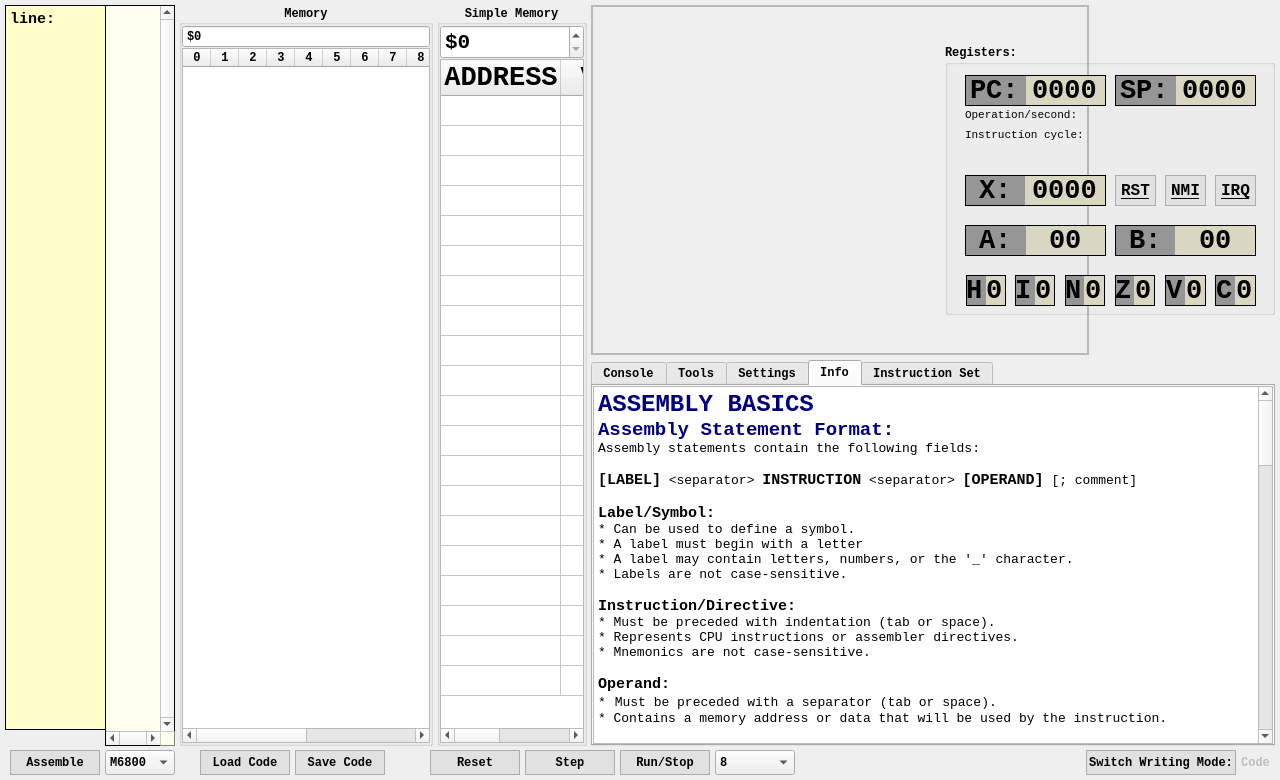
VladimirJanus/Motorola-M68XX-Microprocessor-Emulator, file src/mainwindow/MainWindow.ui: the form before one commit.
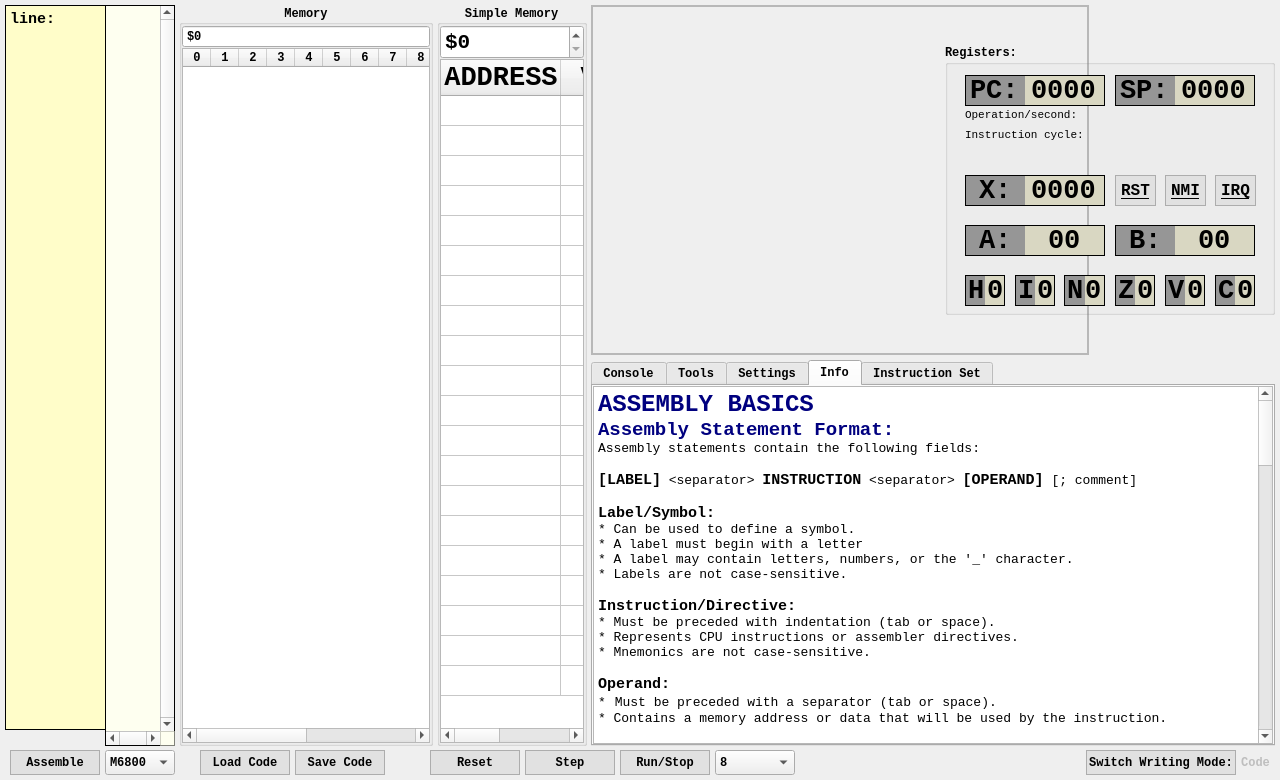
The form after the commit.

What changed in the file:
```diff
--- a/src/mainwindow/MainWindow.ui
+++ b/src/mainwindow/MainWindow.ui
@@ -915,11 +915,14 @@
                  <bool>false</bool>
                 </property>
                 <widget class="QLineEdit" name="lineEditAValue">
+                 <property name="enabled">
+                  <bool>false</bool>
+                 </property>
                  <property name="geometry">
                   <rect>
                    <x>80</x>
                    <y>180</y>
-                   <width>81</width>
+                   <width>80</width>
                    <height>31</height>
                   </rect>
                  </property>
@@ -945,6 +948,12 @@
                  <property name="text">
                   <string>00</string>
                  </property>
+                 <property name="frame">
+                  <bool>false</bool>
+                 </property>
+                 <property name="cursorPosition">
+                  <number>0</number>
+                 </property>
                  <property name="alignment">
                   <set>Qt::AlignmentFlag::AlignCenter</set>
                  </property>
@@ -953,11 +962,14 @@
                  </property>
                 </widget>
                 <widget class="QLineEdit" name="lineEditAName">
+                 <property name="enabled">
+                  <bool>false</bool>
+                 </property>
                  <property name="geometry">
                   <rect>
                    <x>20</x>
                    <y>180</y>
-                   <width>61</width>
+                   <width>60</width>
                    <height>31</height>
                   </rect>
                  </property>
@@ -1182,6 +1194,12 @@
                  <property name="text">
                   <string>A:</string>
                  </property>
+                 <property name="frame">
+                  <bool>false</bool>
+                 </property>
+                 <property name="cursorPosition">
+                  <number>0</number>
+                 </property>
                  <property name="alignment">
                   <set>Qt::AlignmentFlag::AlignCenter</set>
                  </property>
@@ -1190,11 +1208,14 @@
                  </property>
                 </widget>
                 <widget class="QLineEdit" name="lineEditBName">
+                 <property name="enabled">
+                  <bool>false</bool>
+                 </property>
                  <property name="geometry">
                   <rect>
                    <x>170</x>
                    <y>180</y>
-                   <width>61</width>
+                   <width>60</width>
                    <height>31</height>
                   </rect>
                  </property>
@@ -1419,6 +1440,12 @@
                  <property name="text">
                   <string>B:</string>
                  </property>
+                 <property name="frame">
+                  <bool>false</bool>
+                 </property>
+                 <property name="cursorPosition">
+                  <number>0</number>
+                 </property>
                  <property name="alignment">
                   <set>Qt::AlignmentFlag::AlignCenter</set>
                  </property>
@@ -1427,11 +1454,14 @@
                  </property>
                 </widget>
                 <widget class="QLineEdit" name="lineEditBValue">
+                 <property name="enabled">
+                  <bool>false</bool>
+                 </property>
                  <property name="geometry">
                   <rect>
                    <x>230</x>
                    <y>180</y>
-                   <width>81</width>
+                   <width>80</width>
                    <height>31</height>
                   </rect>
                  </property>
@@ -1457,6 +1487,12 @@
                  <property name="text">
                   <string>00</string>
                  </property>
+                 <property name="frame">
+                  <bool>false</bool>
+                 </property>
+                 <property name="cursorPosition">
+                  <number>0</number>
+                 </property>
                  <property name="alignment">
                   <set>Qt::AlignmentFlag::AlignCenter</set>
                  </property>
@@ -1465,11 +1501,14 @@
                  </property>
                 </widget>
                 <widget class="QLineEdit" name="lineEditXName">
+                 <property name="enabled">
+                  <bool>false</bool>
+                 </property>
                  <property name="geometry">
                   <rect>
                    <x>20</x>
                    <y>130</y>
-                   <width>61</width>
+                   <width>60</width>
                    <height>31</height>
                   </rect>
                  </property>
@@ -1694,6 +1733,12 @@
                  <property name="text">
                   <string>X:</string>
                  </property>
+                 <property name="frame">
+                  <bool>false</bool>
+                 </property>
+                 <property name="cursorPosition">
+                  <number>0</number>
+                 </property>
                  <property name="alignment">
                   <set>Qt::AlignmentFlag::AlignCenter</set>
                  </property>
@@ -1702,11 +1747,14 @@
                  </property>
                 </widget>
                 <widget class="QLineEdit" name="lineEditXValue">
+                 <property name="enabled">
+                  <bool>false</bool>
+                 </property>
                  <property name="geometry">
                   <rect>
                    <x>80</x>
                    <y>130</y>
-                   <width>81</width>
+                   <width>80</width>
                    <height>31</height>
                   </rect>
                  </property>
@@ -1732,6 +1780,12 @@
                  <property name="text">
                   <string>0000</string>
                  </property>
+                 <property name="frame">
+                  <bool>false</bool>
+                 </property>
+                 <property name="cursorPosition">
+                  <number>0</number>
+                 </property>
                  <property name="alignment">
                   <set>Qt::AlignmentFlag::AlignCenter</set>
                  </property>
@@ -1740,11 +1794,14 @@
                  </property>
                 </widget>
                 <widget class="QLineEdit" name="lineEditSPValue">
+                 <property name="enabled">
+                  <bool>false</bool>
+                 </property>
                  <property name="geometry">
                   <rect>
                    <x>230</x>
                    <y>30</y>
-                   <width>81</width>
+                   <width>80</width>
                    <height>31</height>
                   </rect>
                  </property>
@@ -1770,6 +1827,12 @@
                  <property name="text">
                   <string>0000</string>
                  </property>
+                 <property name="frame">
+                  <bool>false</bool>
+                 </property>
+                 <property name="cursorPosition">
+                  <number>0</number>
+                 </property>
                  <property name="alignment">
                   <set>Qt::AlignmentFlag::AlignCenter</set>
                  </property>
@@ -1778,11 +1841,14 @@
                  </property>
                 </widget>
                 <widget class="QLineEdit" name="lineEditSName">
+                 <property name="enabled">
+                  <bool>false</bool>
+                 </property>
                  <property name="geometry">
                   <rect>
                    <x>170</x>
                    <y>30</y>
-                   <width>61</width>
+                   <width>60</width>
                    <height>31</height>
                   </rect>
                  </property>
@@ -2007,6 +2073,12 @@
                  <property name="text">
                   <string>SP:</string>
                  </property>
+                 <property name="frame">
+                  <bool>false</bool>
+                 </property>
+                 <property name="cursorPosition">
+                  <number>0</number>
+                 </property>
                  <property name="alignment">
                   <set>Qt::AlignmentFlag::AlignCenter</set>
                  </property>
@@ -2015,11 +2087,14 @@
                  </property>
                 </widget>
                 <widget class="QLineEdit" name="lineEditPCValue">
+                 <property name="enabled">
+                  <bool>false</bool>
+                 </property>
                  <property name="geometry">
                   <rect>
                    <x>80</x>
                    <y>30</y>
-                   <width>81</width>
+                   <width>80</width>
                    <height>31</height>
                   </rect>
                  </property>
@@ -2045,6 +2120,12 @@
                  <property name="text">
                   <string>0000</string>
                  </property>
+                 <property name="frame">
+                  <bool>false</bool>
+                 </property>
+                 <property name="cursorPosition">
+                  <number>0</number>
+                 </property>
                  <property name="alignment">
                   <set>Qt::AlignmentFlag::AlignCenter</set>
                  </property>
@@ -2053,11 +2134,14 @@
                  </property>
                 </widget>
                 <widget class="QLineEdit" name="lineEditPCName">
+                 <property name="enabled">
+                  <bool>false</bool>
+                 </property>
                  <property name="geometry">
                   <rect>
                    <x>20</x>
                    <y>30</y>
-                   <width>61</width>
+                   <width>60</width>
                    <height>31</height>
                   </rect>
                  </property>
@@ -2282,6 +2366,12 @@
                  <property name="text">
                   <string>PC:</string>
                  </property>
+                 <property name="frame">
+                  <bool>false</bool>
+                 </property>
+                 <property name="cursorPosition">
+                  <number>0</number>
+                 </property>
                  <property name="alignment">
                   <set>Qt::AlignmentFlag::AlignCenter</set>
                  </property>
@@ -2290,11 +2380,14 @@
                  </property>
                 </widget>
                 <widget class="QLineEdit" name="lineEditNName">
+                 <property name="enabled">
+                  <bool>false</bool>
+                 </property>
                  <property name="geometry">
                   <rect>
-                   <x>120</x>
+                   <x>119</x>
                    <y>230</y>
-                   <width>20</width>
+                   <width>21</width>
                    <height>31</height>
                   </rect>
                  </property>
@@ -2519,6 +2612,12 @@
                  <property name="text">
                   <string>N</string>
                  </property>
+                 <property name="frame">
+                  <bool>false</bool>
+                 </property>
+                 <property name="cursorPosition">
+                  <number>0</number>
+                 </property>
                  <property name="alignment">
                   <set>Qt::AlignmentFlag::AlignCenter</set>
                  </property>
@@ -2527,11 +2626,14 @@
                  </property>
                 </widget>
                 <widget class="QLineEdit" name="lineEditNValue">
+                 <property name="enabled">
+                  <bool>false</bool>
+                 </property>
                  <property name="geometry">
                   <rect>
-                   <x>139</x>
+                   <x>140</x>
                    <y>230</y>
-                   <width>21</width>
+                   <width>20</width>
                    <height>31</height>
                   </rect>
                  </property>
@@ -2557,14 +2659,26 @@
                  <property name="text">
                   <string>0</string>
                  </property>
+                 <property name="frame">
+                  <bool>false</bool>
+                 </property>
+                 <property name="cursorPosition">
+                  <number>1</number>
+                 </property>
                  <property name="alignment">
                   <set>Qt::AlignmentFlag::AlignCenter</set>
                  </property>
                  <property name="readOnly">
                   <bool>true</bool>
                  </property>
+                 <property name="clearButtonEnabled">
+                  <bool>false</bool>
+                 </property>
                 </widget>
                 <widget class="QLineEdit" name="lineEditZName">
+                 <property name="enabled">
+                  <bool>false</bool>
+                 </property>
                  <property name="geometry">
                   <rect>
                    <x>170</x>
@@ -2794,6 +2908,12 @@
                  <property name="text">
                   <string>Z</string>
                  </property>
+                 <property name="frame">
+                  <bool>false</bool>
+                 </property>
+                 <property name="cursorPosition">
+                  <number>0</number>
+                 </property>
                  <property name="alignment">
                   <set>Qt::AlignmentFlag::AlignCenter</set>
                  </property>
@@ -2802,11 +2922,14 @@
                  </property>
                 </widget>
                 <widget class="QLineEdit" name="lineEditZValue">
+                 <property name="enabled">
+                  <bool>false</bool>
+                 </property>
                  <property name="geometry">
                   <rect>
-                   <x>189</x>
+                   <x>190</x>
                    <y>230</y>
-                   <width>21</width>
+                   <width>20</width>
                    <height>31</height>
                   </rect>
                  </property>
@@ -2832,6 +2955,12 @@
                  <property name="text">
                   <string>0</string>
                  </property>
+                 <property name="frame">
+                  <bool>false</bool>
+                 </property>
+                 <property name="cursorPosition">
+                  <number>0</number>
+                 </property>
                  <property name="alignment">
                   <set>Qt::AlignmentFlag::AlignCenter</set>
                  </property>
@@ -2840,11 +2969,14 @@
                  </property>
                 </widget>
                 <widget class="QLineEdit" name="lineEditVName">
+                 <property name="enabled">
+                  <bool>false</bool>
+                 </property>
                  <property name="geometry">
                   <rect>
                    <x>220</x>
                    <y>230</y>
-                   <width>21</width>
+                   <width>20</width>
                    <height>31</height>
                   </rect>
                  </property>
@@ -3069,6 +3201,12 @@
                  <property name="text">
                   <string>V</string>
                  </property>
+                 <property name="frame">
+                  <bool>false</bool>
+                 </property>
+                 <property name="cursorPosition">
+                  <number>0</number>
+                 </property>
                  <property name="alignment">
                   <set>Qt::AlignmentFlag::AlignCenter</set>
                  </property>
@@ -3077,11 +3215,14 @@
                  </property>
                 </widget>
                 <widget class="QLineEdit" name="lineEditVValue">
+                 <property name="enabled">
+                  <bool>false</bool>
+                 </property>
                  <property name="geometry">
                   <rect>
                    <x>240</x>
                    <y>230</y>
-                   <width>21</width>
+                   <width>20</width>
                    <height>31</height>
                   </rect>
                  </property>
@@ -3107,6 +3248,12 @@
                  <property name="text">
                   <string>0</string>
                  </property>
+                 <property name="frame">
+                  <bool>false</bool>
+                 </property>
+                 <property name="cursorPosition">
+                  <number>0</number>
+                 </property>
                  <property name="alignment">
                   <set>Qt::AlignmentFlag::AlignCenter</set>
                  </property>
@@ -3115,11 +3262,14 @@
                  </property>
                 </widget>
                 <widget class="QLineEdit" name="lineEditCName">
+                 <property name="enabled">
+                  <bool>false</bool>
+                 </property>
                  <property name="geometry">
                   <rect>
                    <x>270</x>
                    <y>230</y>
-                   <width>21</width>
+                   <width>20</width>
                    <height>31</height>
                   </rect>
                  </property>
@@ -3344,6 +3494,12 @@
                  <property name="text">
                   <string>C</string>
                  </property>
+                 <property name="frame">
+                  <bool>false</bool>
+                 </property>
+                 <property name="cursorPosition">
+                  <number>0</number>
+                 </property>
                  <property name="alignment">
                   <set>Qt::AlignmentFlag::AlignCenter</set>
                  </property>
@@ -3352,11 +3508,14 @@
                  </property>
                 </widget>
                 <widget class="QLineEdit" name="lineEditCValue">
+                 <property name="enabled">
+                  <bool>false</bool>
+                 </property>
                  <property name="geometry">
                   <rect>
                    <x>290</x>
                    <y>230</y>
-                   <width>21</width>
+                   <width>20</width>
                    <height>31</height>
                   </rect>
                  </property>
@@ -3382,6 +3541,12 @@
                  <property name="text">
                   <string>0</string>
                  </property>
+                 <property name="frame">
+                  <bool>false</bool>
+                 </property>
+                 <property name="cursorPosition">
+                  <number>0</number>
+                 </property>
                  <property name="alignment">
                   <set>Qt::AlignmentFlag::AlignCenter</set>
                  </property>
@@ -3390,11 +3555,14 @@
                  </property>
                 </widget>
                 <widget class="QLineEdit" name="lineEditIValue">
+                 <property name="enabled">
+                  <bool>false</bool>
+                 </property>
                  <property name="geometry">
                   <rect>
-                   <x>89</x>
+                   <x>90</x>
                    <y>230</y>
-                   <width>21</width>
+                   <width>20</width>
                    <height>31</height>
                   </rect>
                  </property>
@@ -3420,6 +3588,12 @@
                  <property name="text">
                   <string>0</string>
                  </property>
+                 <property name="frame">
+                  <bool>false</bool>
+                 </property>
+                 <property name="cursorPosition">
+                  <number>0</number>
+                 </property>
                  <property name="alignment">
                   <set>Qt::AlignmentFlag::AlignCenter</set>
                  </property>
@@ -3428,6 +3602,9 @@
                  </property>
                 </widget>
                 <widget class="QLineEdit" name="lineEditIName">
+                 <property name="enabled">
+                  <bool>false</bool>
+                 </property>
                  <property name="geometry">
                   <rect>
                    <x>70</x>
@@ -3657,6 +3834,12 @@
                  <property name="text">
                   <string>I</string>
                  </property>
+                 <property name="frame">
+                  <bool>false</bool>
+                 </property>
+                 <property name="cursorPosition">
+                  <number>0</number>
+                 </property>
                  <property name="alignment">
                   <set>Qt::AlignmentFlag::AlignCenter</set>
                  </property>
@@ -3665,11 +3848,14 @@
                  </property>
                 </widget>
                 <widget class="QLineEdit" name="lineEditHValue">
+                 <property name="enabled">
+                  <bool>false</bool>
+                 </property>
                  <property name="geometry">
                   <rect>
                    <x>40</x>
                    <y>230</y>
-                   <width>21</width>
+                   <width>20</width>
                    <height>31</height>
                   </rect>
                  </property>
@@ -3695,6 +3881,12 @@
                  <property name="text">
                   <string>0</string>
                  </property>
+                 <property name="frame">
+                  <bool>false</bool>
+                 </property>
+                 <property name="cursorPosition">
+                  <number>0</number>
+                 </property>
                  <property name="alignment">
                   <set>Qt::AlignmentFlag::AlignCenter</set>
                  </property>
@@ -3703,9 +3895,12 @@
                  </property>
                 </widget>
                 <widget class="QLineEdit" name="lineEditHName">
+                 <property name="enabled">
+                  <bool>false</bool>
+                 </property>
                  <property name="geometry">
                   <rect>
-                   <x>21</x>
+                   <x>20</x>
                    <y>230</y>
                    <width>20</width>
                    <height>31</height>
@@ -3932,6 +4127,12 @@
                  <property name="text">
                   <string>H</string>
                  </property>
+                 <property name="frame">
+                  <bool>false</bool>
+                 </property>
+                 <property name="cursorPosition">
+                  <number>0</number>
+                 </property>
                  <property name="alignment">
                   <set>Qt::AlignmentFlag::AlignCenter</set>
                  </property>
```
Left out of the diff: 2 changed lines with no effect on the pictures.
